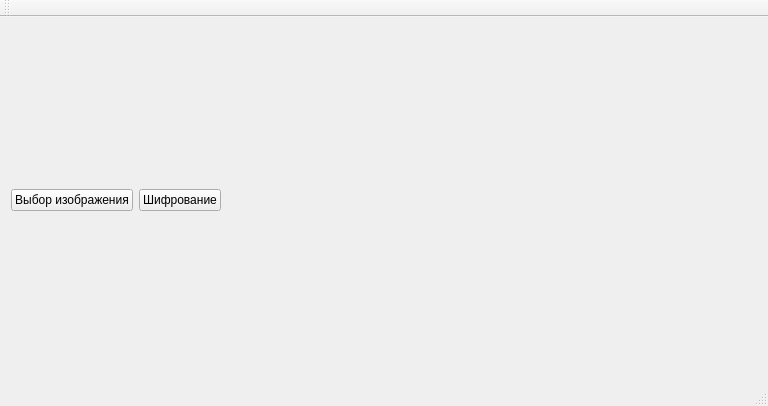
Above: Inform_Lab2/mw.ui from Domerk/SUAI_InfoSecurity before the change. Below: the same form after it.
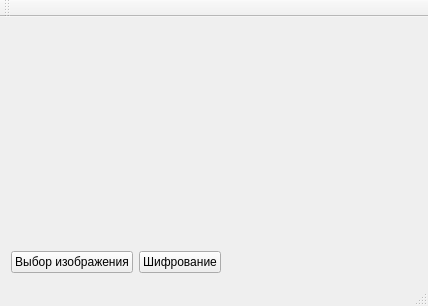
That is the form after the change.

Commit message: Вывод изображения на экран

```diff
--- a/Inform_Lab2/mw.ui
+++ b/Inform_Lab2/mw.ui
@@ -6,8 +6,8 @@
    <rect>
     <x>0</x>
     <y>0</y>
-    <width>768</width>
-    <height>406</height>
+    <width>428</width>
+    <height>306</height>
    </rect>
   </property>
   <property name="windowTitle">
@@ -18,7 +18,52 @@
     <item>
      <layout class="QVBoxLayout" name="verticalLayout_2">
       <item>
-       <layout class="QHBoxLayout" name="horizontalLayout"/>
+       <layout class="QHBoxLayout" name="horizontalLayout">
+        <item>
+         <widget class="QLabel" name="lblOrigin">
+          <property name="minimumSize">
+           <size>
+            <width>200</width>
+            <height>200</height>
+           </size>
+          </property>
+          <property name="maximumSize">
+           <size>
+            <width>800</width>
+            <height>800</height>
+           </size>
+          </property>
+          <property name="text">
+           <string/>
+          </property>
+          <property name="alignment">
+           <set>Qt::AlignCenter</set>
+          </property>
+         </widget>
+        </item>
+        <item>
+         <widget class="QLabel" name="lblCrypt">
+          <property name="minimumSize">
+           <size>
+            <width>200</width>
+            <height>200</height>
+           </size>
+          </property>
+          <property name="maximumSize">
+           <size>
+            <width>800</width>
+            <height>800</height>
+           </size>
+          </property>
+          <property name="text">
+           <string/>
+          </property>
+          <property name="alignment">
+           <set>Qt::AlignCenter</set>
+          </property>
+         </widget>
+        </item>
+       </layout>
       </item>
       <item>
        <layout class="QHBoxLayout" name="horizontalLayout_2">
```
Left out of the diff: 2 changed lines with no effect on the pictures. The commit also changes 2 other files.
